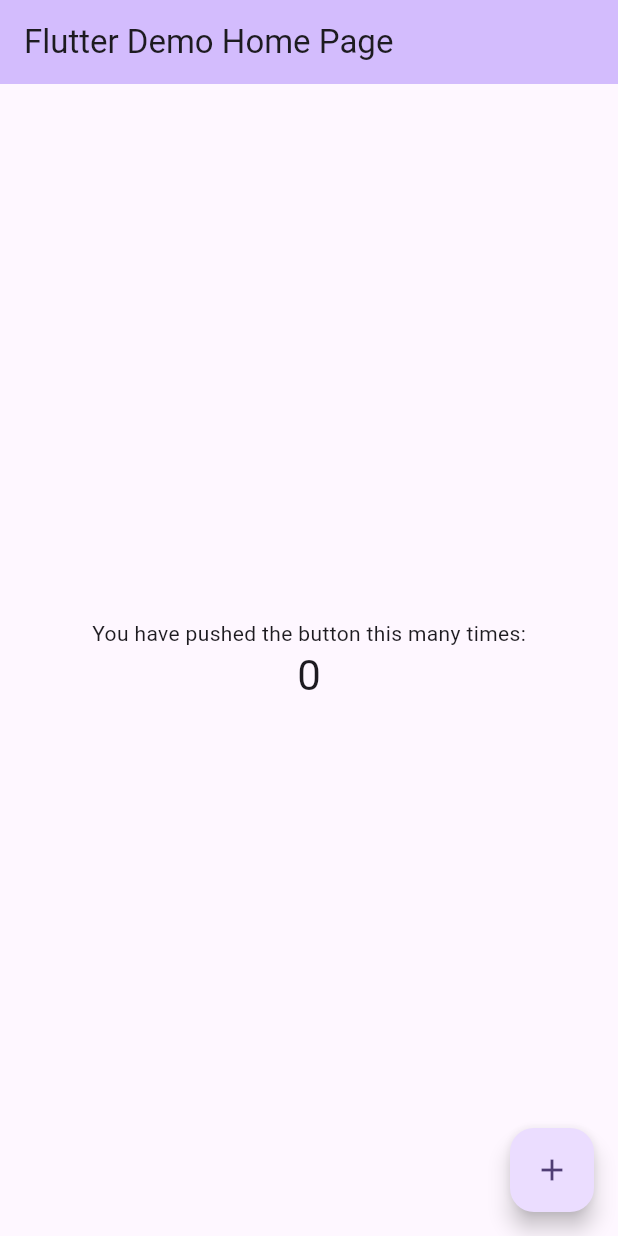
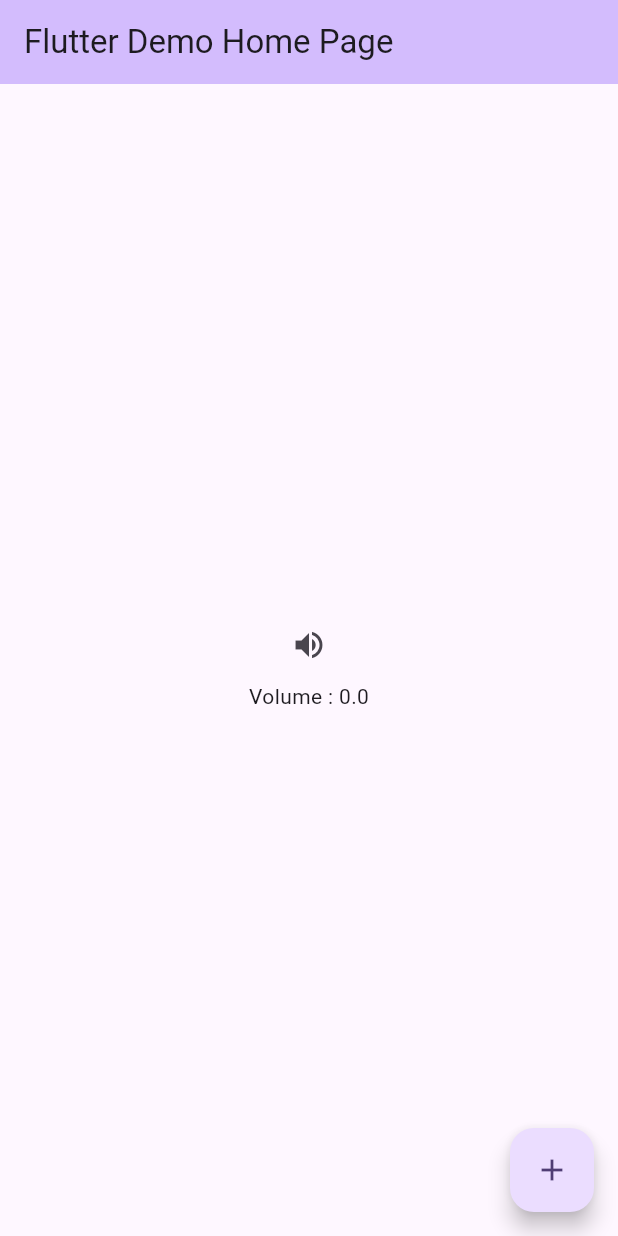
Before and after one commit to Rocio-Mendoza/proyecto1_demo, a Flutter app: the screen it shows after launch, on a phone screen of 412 x 824 dp. Run offline on Flutter 3.47's test engine with Material 2 defaults, Android fonts, the phone set to English and light mode, and no system bars.

Commit message:
Agregar widet de volumen

```diff
--- a/lib/pages/myhome.dart
+++ b/lib/pages/myhome.dart
@@ -5,6 +5,7 @@ List<String> nombre = <String> ["Luis","Juan","Mario","Daniel","Oscar"];
 
 class MyHomePage extends StatefulWidget {
   const MyHomePage({super.key, required this.title});
+
 
 
 
@@ -16,6 +17,8 @@ class MyHomePage extends StatefulWidget {
 
 class _MyHomePageState extends State<MyHomePage> {
   int _counter = 0;
+
+  double _volume = 0.0;
 
   void _incrementCounter() {
     setState(() {
@@ -40,13 +43,16 @@ class _MyHomePageState extends State<MyHomePage> {
 
           mainAxisAlignment: MainAxisAlignment.center,
           children: <Widget>[
-            const Text(
-              'You have pushed the button this many times:',
+            IconButton(
+              icon: const Icon(Icons.volume_up),
+              tooltip: 'Increase volume by 10',
+              onPressed: () {
+                setState(() {
+                  _volume += 10;
+                });
+              },
             ),
-            Text(
-              '$_counter',
-              style: Theme.of(context).textTheme.headlineMedium,
-            ),
+            Text('Volume : $_volume'),
           ],
         ),
       ),
```
